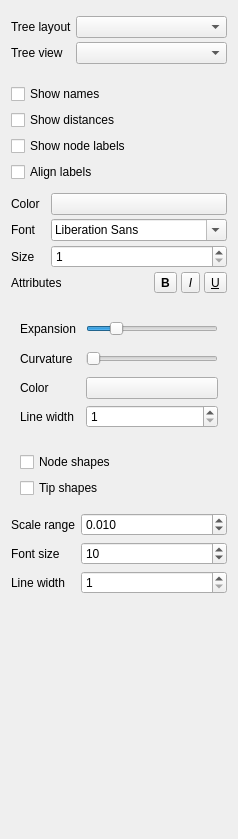
violethaze74/ugene, file src/corelibs/U2View/src/ov_msa/phy_tree_tab/TreeOptionsWidget.ui: the form before one commit.
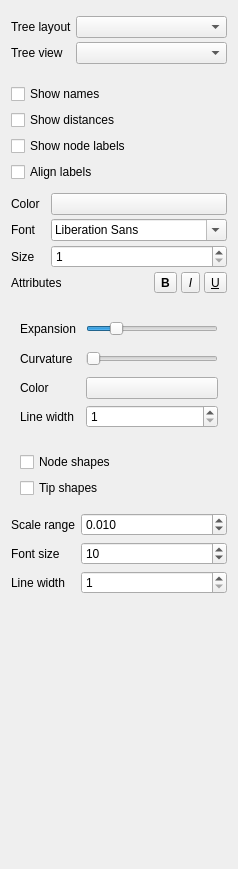
The form after the commit.

Commit message:
UGENE-7792. Support resetting sliders on double click in Tree Viewer settings (#1137)
* Support resetting sliders on double click in Tree Viewer settings

* UGENE-7792. GUI test

The edit to the form file:
```diff
--- a/src/corelibs/U2View/src/ov_msa/phy_tree_tab/TreeOptionsWidget.ui
+++ b/src/corelibs/U2View/src/ov_msa/phy_tree_tab/TreeOptionsWidget.ui
@@ -10,7 +10,7 @@
     <x>0</x>
     <y>0</y>
     <width>238</width>
-    <height>839</height>
+    <height>869</height>
    </rect>
   </property>
   <property name="sizePolicy">
```
Left out of the diff: 96 changed lines with no effect on the pictures. The commit also changes 7 other files.
